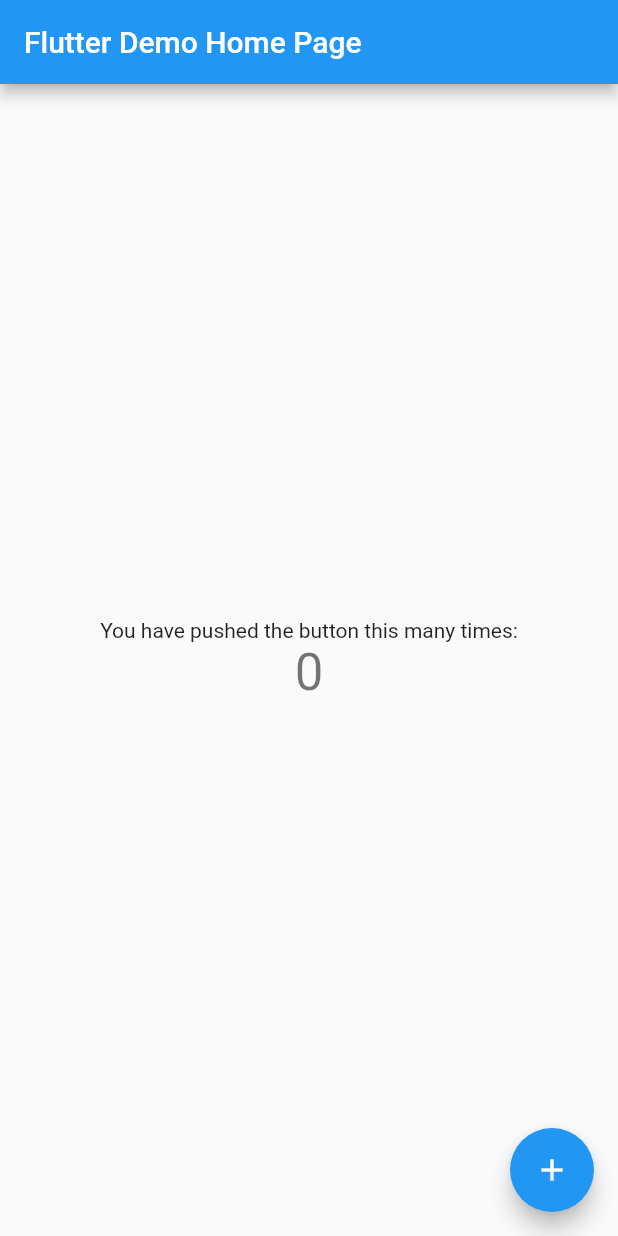
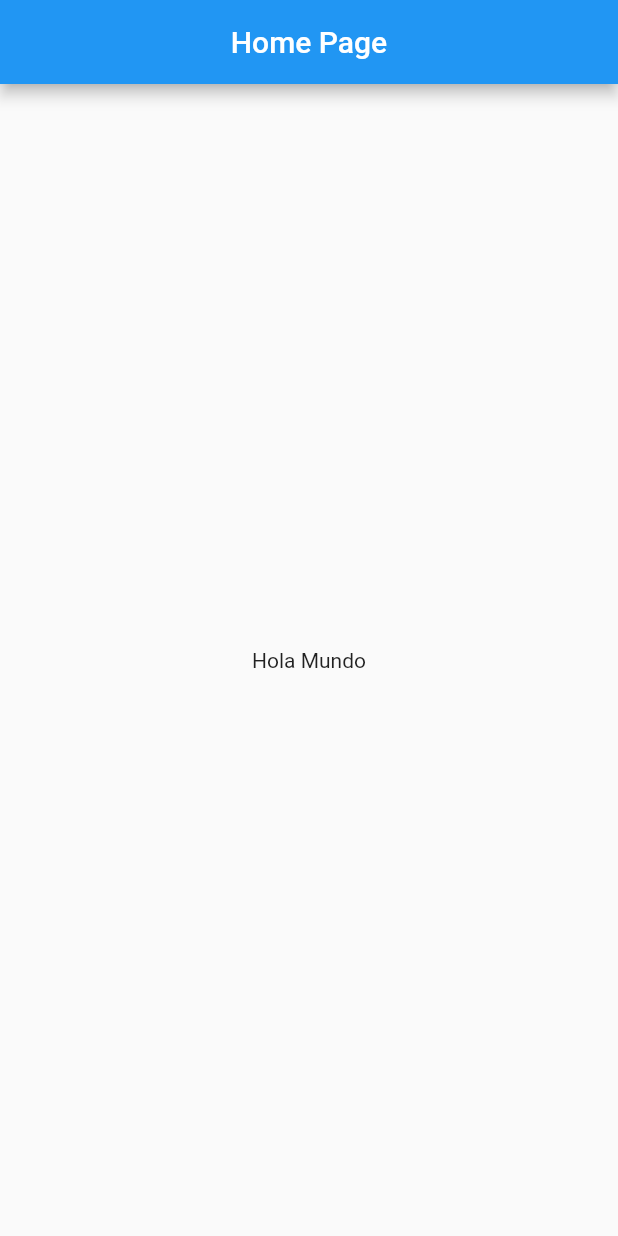
Before and after one commit to OscarPallazhco/CursoFlutterAvanzado, a Flutter app: the screen it shows after launch, on a phone screen of 412 x 824 dp. Run offline on Flutter 3.47's test engine with Material 2 defaults, Android fonts, the phone set to English and light mode, and no system bars.

Commit message:
HomePage

```diff
--- a/band_name_app/lib/main.dart
+++ b/band_name_app/lib/main.dart
@@ -1,117 +1,19 @@
 import 'package:flutter/material.dart';
 
-void main() {
-  runApp(MyApp());
-}
+import 'package:band_name_app/pages/home.dart';
+
+void main() => runApp(MyApp());
 
 class MyApp extends StatelessWidget {
-  // This widget is the root of your application.
   @override
   Widget build(BuildContext context) {
     return MaterialApp(
-      title: 'Flutter Demo',
-      theme: ThemeData(
-        // This is the theme of your application.
-        //
-        // Try running your application with "flutter run". You'll see the
-        // application has a blue toolbar. Then, without quitting the app, try
-        // changing the primarySwatch below to Colors.green and then invoke
-        // "hot reload" (press "r" in the console where you ran "flutter run",
-        // or simply save your changes to "hot reload" in a Flutter IDE).
-        // Notice that the counter didn't reset back to zero; the application
-        // is not restarted.
-        primarySwatch: Colors.blue,
-        // This makes the visual density adapt to the platform that you run
-        // the app on. For desktop platforms, the controls will be smaller and
-        // closer together (more dense) than on mobile platforms.
-        visualDensity: VisualDensity.adaptivePlatformDensity,
-      ),
-      home: MyHomePage(title: 'Flutter Demo Home Page'),
+      debugShowCheckedModeBanner: false,
+      title: 'Material App',
+      initialRoute: 'home',
+      routes: {
+        'home' : ( _ ) => HomePage()
+      },
     );
   }
 }
-
-class MyHomePage extends StatefulWidget {
-  MyHomePage({Key key, this.title}) : super(key: key);
-
-  // This widget is the home page of your application. It is stateful, meaning
-  // that it has a State object (defined below) that contains fields that affect
-  // how it looks.
-
-  // This class is the configuration for the state. It holds the values (in this
-  // case the title) provided by the parent (in this case the App widget) and
-  // used by the build method of the State. Fields in a Widget subclass are
-  // always marked "final".
-
-  final String title;
-
-  @override
-  _MyHomePageState createState() => _MyHomePageState();
-}
-
-class _MyHomePageState extends State<MyHomePage> {
-  int _counter = 0;
-
-  void _incrementCounter() {
-    setState(() {
-      // This call to setState tells the Flutter framework that something has
-      // changed in this State, which causes it to rerun the build method below
-      // so that the display can reflect the updated values. If we changed
-      // _counter without calling setState(), then the build method would not be
-      // called again, and so nothing would appear to happen.
-      _counter++;
-    });
-  }
-
-  @override
-  Widget build(BuildContext context) {
-    // This method is rerun every time setState is called, for instance as done
-    // by the _incrementCounter method above.
-    //
-    // The Flutter framework has been optimized to make rerunning build methods
-    // fast, so that you can just rebuild anything that needs updating rather
-    // than having to individually change instances of widgets.
-    return Scaffold(
-      appBar: AppBar(
-        // Here we take the value from the MyHomePage object that was created by
-        // the App.build method, and use it to set our appbar title.
-        title: Text(widget.title),
-      ),
-      body: Center(
-        // Center is a layout widget. It takes a single child and positions it
-        // in the middle of the parent.
-        child: Column(
-          // Column is also a layout widget. It takes a list of children and
-          // arranges them vertically. By default, it sizes itself to fit its
-          // children horizontally, and tries to be as tall as its parent.
-          //
-          // Invoke "debug painting" (press "p" in the console, choose the
-          // "Toggle Debug Paint" action from the Flutter Inspector in Android
-          // Studio, or the "Toggle Debug Paint" command in Visual Studio Code)
-          // to see the wireframe for each widget.
-          //
-          // Column has various properties to control how it sizes itself and
-          // how it positions its children. Here we use mainAxisAlignment to
-          // center the children vertically; the main axis here is the vertical
-          // axis because Columns are vertical (the cross axis would be
-          // horizontal).
-          mainAxisAlignment: MainAxisAlignment.center,
-          children: <Widget>[
-            Text(
-              'You have pushed the button this many times:',
-            ),
-            Text(
-              '$_counter',
-              style: Theme.of(context).textTheme.headline4,
-            ),
-          ],
-        ),
-      ),
-      floatingActionButton: FloatingActionButton(
-        onPressed: _incrementCounter,
-        tooltip: 'Increment',
-        child: Icon(Icons.add),
-      ), // This trailing comma makes auto-formatting nicer for build methods.
-    );
-  }
-}
--- /dev/null
+++ b/band_name_app/lib/pages/home.dart
@@ -0,0 +1,16 @@
+import 'package:flutter/material.dart';
+
+
+class HomePage extends StatelessWidget {
+  const HomePage({Key key}) : super(key: key);
+
+  @override
+  Widget build(BuildContext context) {
+    return Scaffold(
+      appBar: AppBar(
+        title: Center(child: Text("Home Page")),
+      ),
+      body: Center(child: Text("Hola Mundo")),
+    );
+  }
+}
```
